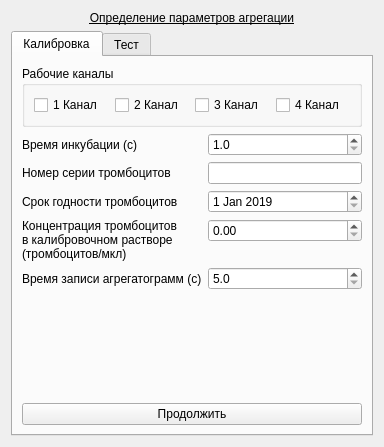
Old version of the form choisedialog/agr1.ui in the repository krang4d/Agrekola.
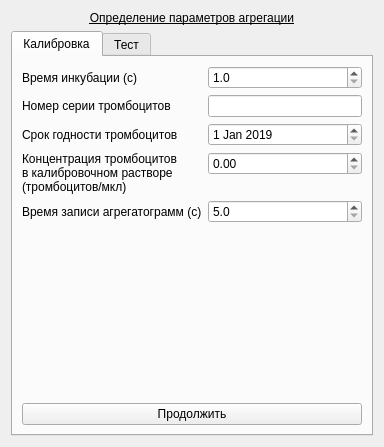
New version of the form. The open tabs and pages were chosen to show the change.

The edit to the form file:
```diff
--- a/choisedialog/agr1.ui
+++ b/choisedialog/agr1.ui
@@ -34,43 +34,6 @@
        <string>Калибровка</string>
       </attribute>
       <layout class="QVBoxLayout" name="verticalLayout_3">
-       <item>
-        <widget class="QGroupBox" name="groupBox_calibChls">
-         <property name="title">
-          <string>Рабочие каналы</string>
-         </property>
-         <layout class="QHBoxLayout" name="horizontalLayout_2">
-          <item>
-           <widget class="QCheckBox" name="checkBox_calibCh1">
-            <property name="text">
-             <string>1 Канал</string>
-            </property>
-           </widget>
-          </item>
-          <item>
-           <widget class="QCheckBox" name="checkBox_calibCh2">
-            <property name="text">
-             <string>2 Канал</string>
-            </property>
-           </widget>
-          </item>
-          <item>
-           <widget class="QCheckBox" name="checkBox_calibCh3">
-            <property name="text">
-             <string>3 Канал</string>
-            </property>
-           </widget>
-          </item>
-          <item>
-           <widget class="QCheckBox" name="checkBox_calibCh4">
-            <property name="text">
-             <string>4 Канал</string>
-            </property>
-           </widget>
-          </item>
-         </layout>
-        </widget>
-       </item>
        <item>
         <layout class="QFormLayout" name="formLayout_calib_2">
          <item row="0" column="0">
```
Left out of the diff: 2 changed lines with no effect on the pictures.
